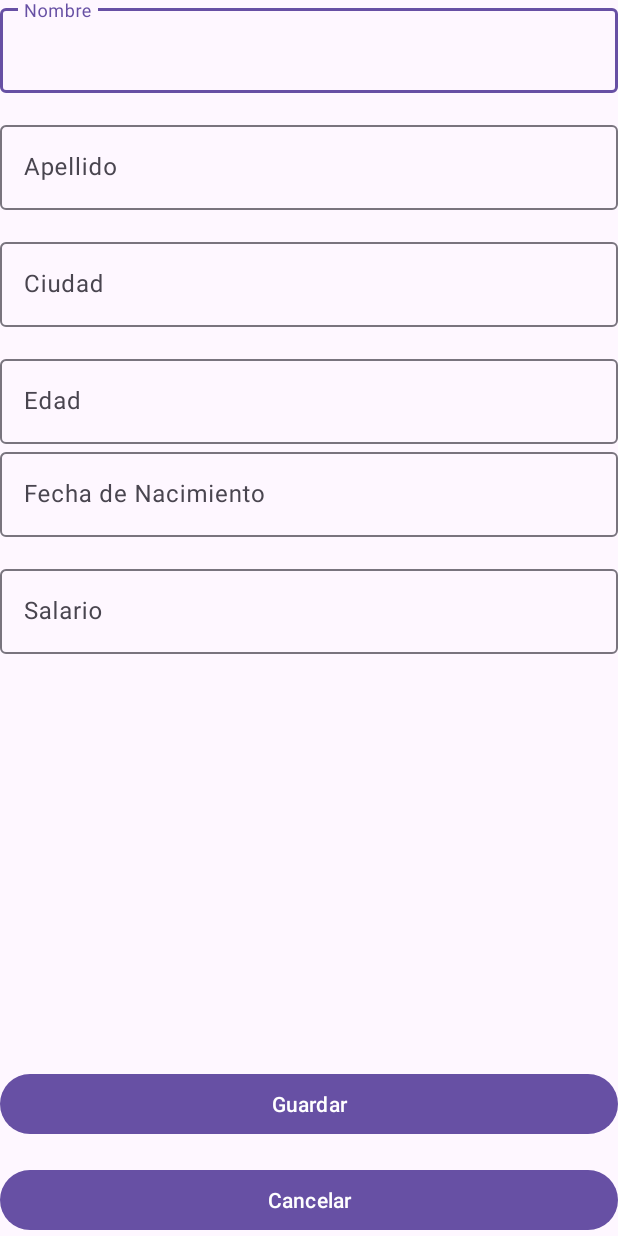
After one commit to jmacboy/moviles-1-2024-2, an Android app: the PersonDetailActivity screen opened directly, with no data from a screen before it, on a phone screen of 412 x 824 dp. The commit adds this screen. Run offline under Robolectric (Android 15) with nearby library versions, the phone set to English and light mode, and no system bars.

Commit message:
agregado ejemplo de lista y form de insertar

```diff
--- a/PracticaBD/app/src/main/AndroidManifest.xml
+++ b/PracticaBD/app/src/main/AndroidManifest.xml
@@ -13,7 +13,10 @@
         android:theme="@style/Theme.PracticaBD"
         tools:targetApi="31">
         <activity
-            android:name=".MainActivity"
+            android:name=".dal.ui.activities.PersonDetailActivity"
+            android:exported="false" />
+        <activity
+            android:name=".dal.ui.activities.MainActivity"
             android:exported="true">
             <intent-filter>
                 <action android:name="android.intent.action.MAIN" />
--- /dev/null
+++ b/PracticaBD/app/src/main/java/com/example/practicabd/dal/ui/activities/PersonDetailActivity.kt
@@ -0,0 +1,49 @@
+package com.example.practicabd.dal.ui.activities
+
+import android.os.Bundle
+import androidx.activity.enableEdgeToEdge
+import androidx.activity.viewModels
+import androidx.appcompat.app.AppCompatActivity
+import androidx.core.view.ViewCompat
+import androidx.core.view.WindowInsetsCompat
+import com.example.practicabd.R
+import com.example.practicabd.dal.models.Person
+import com.example.practicabd.dal.ui.viewmodels.PersonDetailViewModel
+import com.example.practicabd.databinding.ActivityPersonDetailActiivtyBinding
+
+class PersonDetailActivity : AppCompatActivity() {
+    private lateinit var binding: ActivityPersonDetailActiivtyBinding
+    private val viewModel: PersonDetailViewModel by viewModels()
+    override fun onCreate(savedInstanceState: Bundle?) {
+        super.onCreate(savedInstanceState)
+        enableEdgeToEdge()
+        binding = ActivityPersonDetailActiivtyBinding.inflate(layoutInflater)
+        setContentView(binding.root)
+        ViewCompat.setOnApplyWindowInsetsListener(findViewById(R.id.main)) { v, insets ->
+            val systemBars = insets.getInsets(WindowInsetsCompat.Type.systemBars())
+            v.setPadding(systemBars.left, systemBars.top, systemBars.right, systemBars.bottom)
+            insets
+        }
+        setupEventListeners()
+    }
+
+    private fun setupEventListeners() {
+        binding.btnSavePerson.setOnClickListener {
+            savePerson()
+        }
+        binding.btnCancelForm.setOnClickListener { finish() }
+    }
+
+    private fun savePerson() {
+        val person = Person(
+            name = binding.txtPersonName.editText?.text.toString(),
+            age = binding.txtPersonAge.editText?.text.toString().toInt(),
+            city = binding.txtPersonCity.editText?.text.toString(),
+            lastName = binding.txtPersonLastName.editText?.text.toString(),
+            birthDate = binding.txtPersonBirthDate.editText?.text.toString(),
+            salary = binding.txtPersonSalary.editText?.text.toString().toDouble()
+        )
+        viewModel.savePerson(this, person)
+        finish()
+    }
+}
--- /dev/null
+++ b/PracticaBD/app/src/main/res/layout/activity_person_detail_actiivty.xml
@@ -0,0 +1,117 @@
+<?xml version="1.0" encoding="utf-8"?>
+<androidx.constraintlayout.widget.ConstraintLayout xmlns:android="http://schemas.android.com/apk/res/android"
+    xmlns:app="http://schemas.android.com/apk/res-auto"
+    xmlns:tools="http://schemas.android.com/tools"
+    android:id="@+id/main"
+    android:layout_width="match_parent"
+    android:layout_height="match_parent"
+    android:layout_margin="16dp"
+    tools:context=".dal.ui.activities.PersonDetailActivity">
+
+    <com.google.android.material.textfield.TextInputLayout
+        android:id="@+id/txtPersonName"
+        android:layout_width="0dp"
+        android:layout_height="wrap_content"
+        app:layout_constraintEnd_toEndOf="parent"
+        app:layout_constraintStart_toStartOf="parent"
+        app:layout_constraintTop_toTopOf="parent">
+
+        <com.google.android.material.textfield.TextInputEditText
+            android:layout_width="match_parent"
+            android:layout_height="wrap_content"
+            android:hint="Nombre" />
+    </com.google.android.material.textfield.TextInputLayout>
+
+    <com.google.android.material.textfield.TextInputLayout
+        android:id="@+id/txtPersonLastName"
+        android:layout_width="0dp"
+        android:layout_height="wrap_content"
+        android:layout_marginTop="16dp"
+        app:layout_constraintEnd_toEndOf="parent"
+        app:layout_constraintStart_toStartOf="parent"
+        app:layout_constraintTop_toBottomOf="@+id/txtPersonName">
+
+        <com.google.android.material.textfield.TextInputEditText
+            android:layout_width="match_parent"
+            android:layout_height="wrap_content"
+            android:hint="Apellido" />
+    </com.google.android.material.textfield.TextInputLayout>
+
+    <com.google.android.material.textfield.TextInputLayout
+        android:id="@+id/txtPersonCity"
+        android:layout_width="0dp"
+        android:layout_height="wrap_content"
+        android:layout_marginTop="16dp"
+        app:layout_constraintEnd_toEndOf="parent"
+        app:layout_constraintStart_toStartOf="parent"
+        app:layout_constraintTop_toBottomOf="@+id/txtPersonLastName">
+
+        <com.google.android.material.textfield.TextInputEditText
+            android:layout_width="match_parent"
+            android:layout_height="wrap_content"
+            android:hint="Ciudad" />
+    </com.google.android.material.textfield.TextInputLayout>
+
+    <com.google.android.material.textfield.TextInputLayout
+        android:id="@+id/txtPersonAge"
+        android:layout_width="0dp"
+        android:layout_height="wrap_content"
+        android:layout_marginTop="16dp"
+        app:layout_constraintEnd_toEndOf="parent"
+        app:layout_constraintStart_toStartOf="parent"
+        app:layout_constraintTop_toBottomOf="@+id/txtPersonCity">
+
+        <com.google.android.material.textfield.TextInputEditText
+            android:layout_width="match_parent"
+            android:layout_height="wrap_content"
+            android:hint="Edad" />
+    </com.google.android.material.textfield.TextInputLayout>
+
+    <com.google.android.material.textfield.TextInputLayout
+        android:id="@+id/txtPersonBirthDate"
+        android:layout_width="0dp"
+        android:layout_height="wrap_content"
+        app:layout_constraintEnd_toEndOf="parent"
+        app:layout_constraintStart_toStartOf="parent"
+        app:layout_constraintTop_toBottomOf="@+id/txtPersonAge">
+
+        <com.google.android.material.textfield.TextInputEditText
+            android:layout_width="match_parent"
+            android:layout_height="wrap_content"
+            android:hint="Fecha de Nacimiento" />
+    </com.google.android.material.textfield.TextInputLayout>
+
+    <com.google.android.material.textfield.TextInputLayout
+        android:id="@+id/txtPersonSalary"
+        android:layout_width="0dp"
+        android:layout_height="wrap_content"
+        android:layout_marginTop="16dp"
+        app:layout_constraintEnd_toEndOf="parent"
+        app:layout_constraintStart_toStartOf="parent"
+        app:layout_constraintTop_toBottomOf="@+id/txtPersonBirthDate">
+
+        <com.google.android.material.textfield.TextInputEditText
+            android:layout_width="match_parent"
+            android:layout_height="wrap_content"
+            android:hint="Salario" />
+    </com.google.android.material.textfield.TextInputLayout>
+
+    <Button
+        android:id="@+id/btnCancelForm"
+        android:layout_width="0dp"
+        android:layout_height="wrap_content"
+        android:text="Cancelar"
+        app:layout_constraintBottom_toBottomOf="parent"
+        app:layout_constraintEnd_toEndOf="parent"
+        app:layout_constraintStart_toStartOf="parent" />
+
+    <Button
+        android:id="@+id/btnSavePerson"
+        android:layout_width="0dp"
+        android:layout_height="wrap_content"
+        android:layout_marginBottom="16dp"
+        android:text="Guardar"
+        app:layout_constraintBottom_toTopOf="@+id/btnCancelForm"
+        app:layout_constraintEnd_toEndOf="parent"
+        app:layout_constraintStart_toStartOf="parent" />
+</androidx.constraintlayout.widget.ConstraintLayout>
--- a/PracticaBD/gradle/libs.versions.toml
+++ b/PracticaBD/gradle/libs.versions.toml
@@ -11,6 +11,8 @@ activity = "1.9.3"
 constraintlayout = "2.1.4"
 roomRuntime = "2.6.1"
 roomCompiler = "2.6.1"
+lifecycleLivedataKtx = "2.8.6"
+lifecycleViewmodelKtx = "2.8.6"
 
 [libraries]
 androidx-core-ktx = { group = "androidx.core", name = "core-ktx", version.ref = "coreKtx" }
@@ -23,6 +25,8 @@ androidx-appcompat = { group = "androidx.appcompat", name = "appcompat", version
 material = { group = "com.google.android.material", name = "material", version.ref = "material" }
 androidx-activity = { group = "androidx.activity", name = "activity", version.ref = "activity" }
 androidx-constraintlayout = { group = "androidx.constraintlayout", name = "constraintlayout", version.ref = "constraintlayout" }
+androidx-lifecycle-livedata-ktx = { group = "androidx.lifecycle", name = "lifecycle-livedata-ktx", version.ref = "lifecycleLivedataKtx" }
+androidx-lifecycle-viewmodel-ktx = { group = "androidx.lifecycle", name = "lifecycle-viewmodel-ktx", version.ref = "lifecycleViewmodelKtx" }
 
 [plugins]
 android-application = { id = "com.android.application", version.ref = "agp" }
```
Also changed, not shown: PracticaBD/app/build.gradle.kts (+8 -1 lines), PracticaBD/app/src/main/java/com/example/practicabd/MainActivity.kt (deleted, +0 -34 lines), PracticaBD/app/src/main/java/com/example/practicabd/dal/repositories/PersonRepository.kt (+16 -0 lines), PracticaBD/app/src/main/java/com/example/practicabd/dal/ui/activities/MainActivity.kt (added, +62 -0 lines), PracticaBD/app/src/main/java/com/example/practicabd/dal/ui/adapters/PersonAdapter.kt (added, +47 -0 lines), PracticaBD/app/src/main/java/com/example/practicabd/dal/ui/viewmodels/MainViewModel.kt (added, +19 -0 lines), PracticaBD/app/src/main/java/com/example/practicabd/dal/ui/viewmodels/PersonDetailViewModel.kt (added, +12 -0 lines), PracticaBD/app/src/main/res/layout/activity_main.xml (+18 -6 lines), PracticaBD/app/src/main/res/layout/person_list_item.xml (added, +29 -0 lines).
